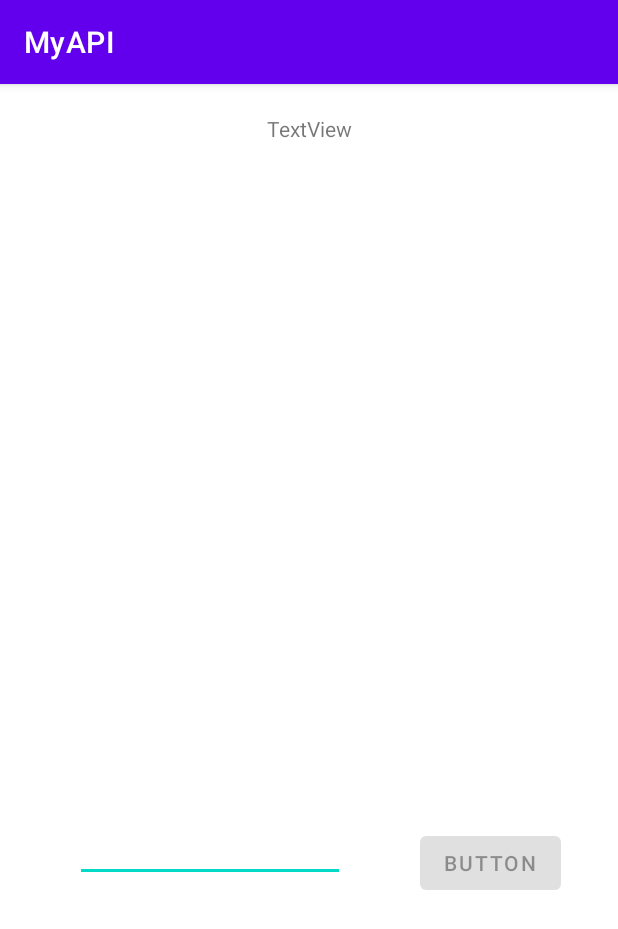
After one commit to dlam15/CS441_program5, an Android app: the MainActivity2 screen opened directly, with no data from a screen before it, on a phone screen of 412 x 824 dp. The commit adds this screen. Shown: the top 929 px of the screen. Run offline under Robolectric (Android 15) with nearby library versions, the phone set to English and light mode, and no system bars.

Commit message:
added text to speech

```diff
--- /dev/null
+++ b/app/src/main/java/com/example/myapi/MainActivity2.java
@@ -0,0 +1,130 @@
+package com.example.myapi;
+
+import androidx.appcompat.app.AppCompatActivity;
+
+import android.content.Context;
+import android.media.MediaPlayer;
+import android.os.Build;
+import android.os.Bundle;
+import android.speech.tts.TextToSpeech;
+import android.speech.tts.UtteranceProgressListener;
+import android.view.View;
+import android.view.inputmethod.InputMethodManager;
+import android.widget.Button;
+import android.widget.EditText;
+import android.widget.Toast;
+
+import java.io.File;
+import java.util.HashMap;
+import java.util.Locale;
+
+public class MainActivity2 extends AppCompatActivity {
+
+    private TextToSpeech ttspeech;
+    private EditText editText;
+    private Button button;
+    private String filename = "/data/data/com.example.myapi/files/words.wav";
+    private String utterance = "key";
+    private File file;
+    private MediaPlayer mp;
+    private String text;
+
+    @Override
+    protected void onCreate(Bundle savedInstanceState) {
+        super.onCreate(savedInstanceState);
+        setContentView(R.layout.activity_main2);
+
+        button = (Button) findViewById(R.id.button3);
+        editText = (EditText) findViewById(R.id.editText);
+
+        file = new File(filename);
+
+
+        ttspeech = new TextToSpeech(this, new TextToSpeech.OnInitListener() {
+            @Override
+            public void onInit(int status) {
+                if(status == TextToSpeech.SUCCESS){
+                     int lang = ttspeech.setLanguage(Locale.ENGLISH);
+
+                    if(lang == TextToSpeech.LANG_NOT_SUPPORTED || lang == TextToSpeech.LANG_MISSING_DATA){
+                        Toast.makeText(MainActivity2.this,"This Language is not supported", Toast.LENGTH_SHORT).show();
+                    } else{
+                        button.setEnabled(true);
+                    }
+
+                } else{
+                    Toast.makeText(MainActivity2.this, "Error setting up Text to Speech", Toast.LENGTH_SHORT).show();
+                }
+            }
+        });
+
+
+        button.setOnClickListener(new View.OnClickListener() {
+            @Override
+            public void onClick(View view) {
+                speak();
+
+                //used to hide the keyboard
+                InputMethodManager imm = (InputMethodManager) getSystemService(Context.INPUT_METHOD_SERVICE);
+                imm.hideSoftInputFromWindow(editText.getWindowToken(),0);
+
+
+            }
+        });
+
+
+    }
+
+
+    private void speak(){
+        text = editText.getText().toString();
+        ttspeech.setPitch(1);
+        ttspeech.setSpeechRate(1);
+
+        //Needed to be able to write synthesized speech to file
+        HashMap<String,String> test = new HashMap<>();
+        test.put(TextToSpeech.Engine.KEY_PARAM_UTTERANCE_ID, utterance);
+        if (Build.VERSION.SDK_INT >= Build.VERSION_CODES.LOLLIPOP) {
+            ttspeech.synthesizeToFile(text, null, file, utterance);
+        } else {
+            Bundle params = new Bundle();
+            params.putString(TextToSpeech.Engine.KEY_PARAM_UTTERANCE_ID, utterance);
+            ttspeech.synthesizeToFile(text, test, file.getPath());
+        }
+
+
+        ttspeech.setOnUtteranceProgressListener ( new UtteranceProgressListener() {
+            @Override
+            public void onDone(String utteranceId){
+                if (utteranceId.equals(utterance))
+                    try {
+                        mp = new MediaPlayer();
+                        mp.setDataSource(filename);
+                        mp.prepare();
+                        mp.start();
+                    }catch (Exception e){
+                        e.printStackTrace();
+                    }
+            }
+
+            @Override
+            public void onError(String utteranceId){
+            }
+
+            @Override
+            public void onStart(String utteranceId){
+            }
+        });
+
+    }
+
+    @Override
+    protected void onDestroy(){
+        if(ttspeech != null){
+            ttspeech.stop();
+            ttspeech.shutdown();
+        }
+        super.onDestroy();
+    }
+
+}
--- /dev/null
+++ b/app/src/main/res/layout/activity_main2.xml
@@ -0,0 +1,49 @@
+<?xml version="1.0" encoding="utf-8"?>
+<androidx.constraintlayout.widget.ConstraintLayout xmlns:android="http://schemas.android.com/apk/res/android"
+    xmlns:app="http://schemas.android.com/apk/res-auto"
+    xmlns:tools="http://schemas.android.com/tools"
+    android:layout_width="match_parent"
+    android:layout_height="match_parent"
+    tools:context=".MainActivity2">
+
+    <View
+        android:id="@+id/view2"
+        android:layout_width="wrap_content"
+        android:layout_height="400dp"
+        android:layout_marginTop="10dp"
+        app:layout_constraintEnd_toEndOf="parent"
+        app:layout_constraintStart_toStartOf="parent"
+        app:layout_constraintTop_toBottomOf="@+id/textView" />
+
+    <EditText
+        android:id="@+id/editText"
+        android:layout_width="180dp"
+        android:layout_height="39dp"
+        android:layout_marginTop="43dp"
+        app:layout_constraintEnd_toStartOf="@+id/button3"
+        app:layout_constraintStart_toStartOf="parent"
+        app:layout_constraintTop_toBottomOf="@+id/view2" />
+
+    <Button
+        android:id="@+id/button3"
+        android:layout_width="wrap_content"
+        android:layout_height="wrap_content"
+        android:enabled="false"
+        android:text="Button"
+        app:layout_constraintBottom_toBottomOf="parent"
+        app:layout_constraintEnd_toEndOf="parent"
+        app:layout_constraintHorizontal_bias="0.88"
+        app:layout_constraintStart_toStartOf="parent"
+        app:layout_constraintTop_toBottomOf="@+id/view2"
+        app:layout_constraintVertical_bias="0.17000002" />
+
+    <TextView
+        android:id="@+id/textView"
+        android:layout_width="wrap_content"
+        android:layout_height="wrap_content"
+        android:layout_marginTop="20dp"
+        android:text="TextView"
+        app:layout_constraintEnd_toEndOf="parent"
+        app:layout_constraintStart_toStartOf="parent"
+        app:layout_constraintTop_toTopOf="parent" />
+</androidx.constraintlayout.widget.ConstraintLayout>
```
Also changed, not shown: app/src/main/AndroidManifest.xml (+7 -0 lines), app/src/main/java/com/example/myapi/MainActivity.java (+12 -0 lines), app/src/main/res/layout/activity_main.xml (+12 -0 lines).
